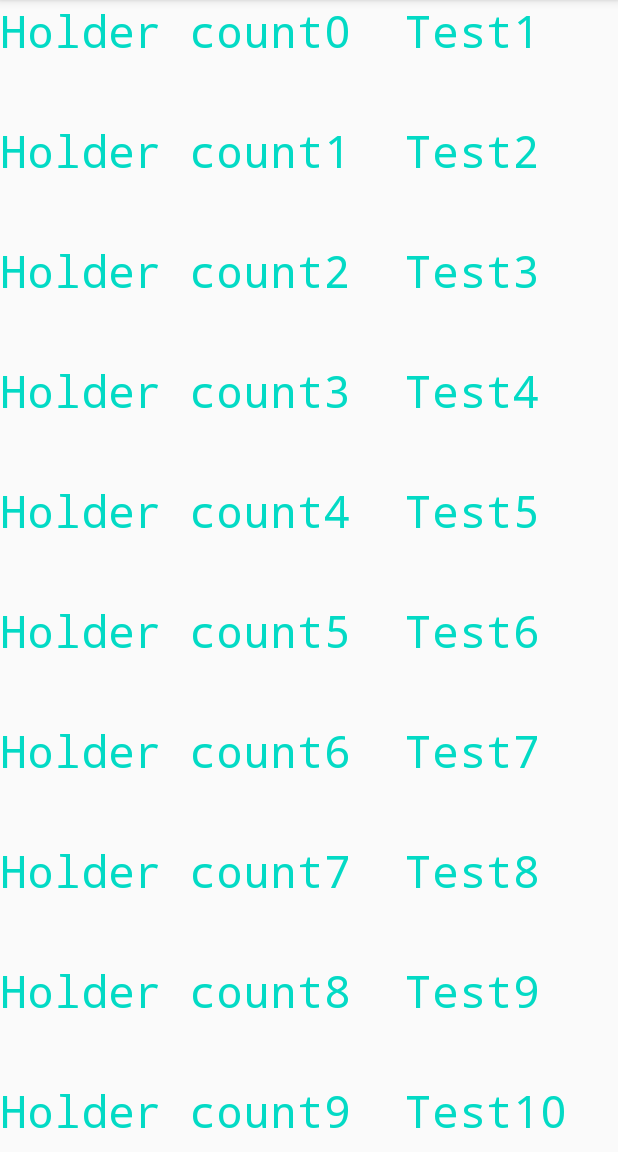
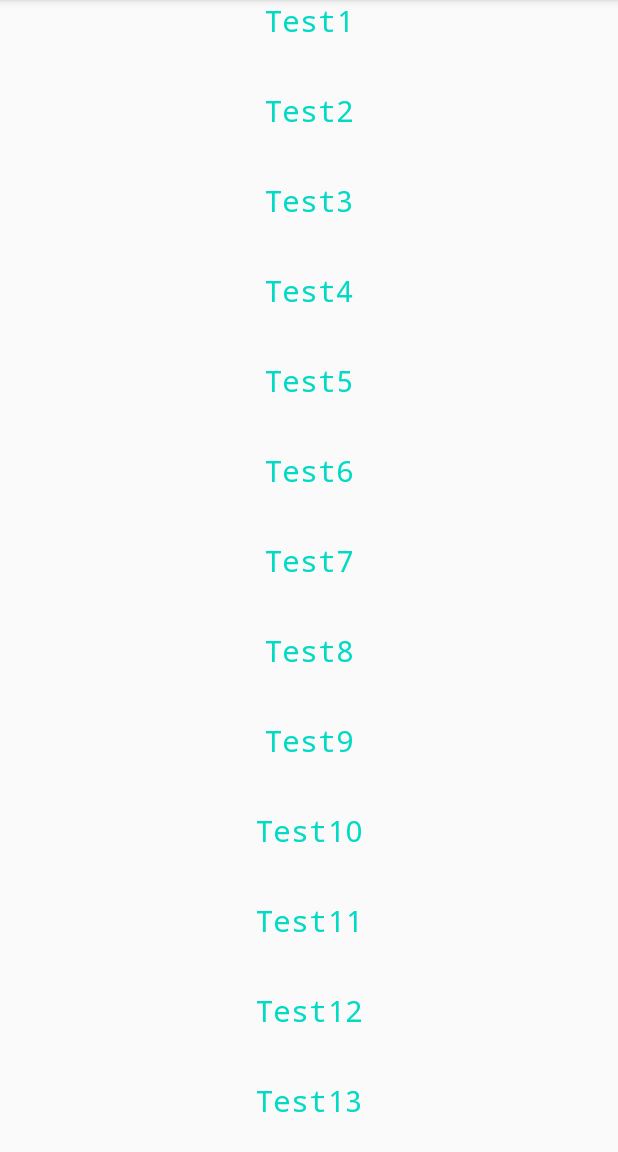
Before and after one commit to CODER591/ExamApplication, an Android app: the screen it shows after launch (MainActivity), on a phone screen of 412 x 824 dp, the part 84-1236 px from its top. Run offline under Robolectric (Android 15) with nearby library versions, the phone set to English and light mode, and no system bars.

Commit message:
Fixed test displaying on screen

```diff
--- a/app/src/main/java/com/example/testsapplication/testmanager/ShowTestAdapter.java
+++ b/app/src/main/java/com/example/testsapplication/testmanager/ShowTestAdapter.java
@@ -33,14 +33,14 @@ public class ShowTestAdapter  extends RecyclerView.Adapter<ShowTestAdapter.TestV
         LayoutInflater inflater = LayoutInflater.from(context);
         View view =inflater.inflate(layoutId,parent,false);
         TestViewHolder viewHolder = new TestViewHolder(view);
-        viewHolder.viewHolderIndex.setText("Holder count"+String.valueOf(viewHolderCount)+"  "+test_names.get(viewHolderCount)); //would be there any crashes???
+       // viewHolder.viewHolderIndex.setText("Holder count"+String.valueOf(viewHolderCount)+"  "+test_names.get(viewHolderCount));
         viewHolderCount++;
         return viewHolder;
     }
 
     @Override
     public void onBindViewHolder(@NonNull TestViewHolder holder, int position) {
-       //     holder.bind(position);
+           holder.bind(position);
     }
 
     @Override
@@ -51,14 +51,15 @@ public class ShowTestAdapter  extends RecyclerView.Adapter<ShowTestAdapter.TestV
     class TestViewHolder extends RecyclerView.ViewHolder {
 
         TextView viewHolderIndex;
-
+        TextView listItemTestView;
         public TestViewHolder(View itemView) {
             super(itemView);
             viewHolderIndex = itemView.findViewById(R.id.tv_view_holder_number);
-
+            listItemTestView = itemView.findViewById(R.id.tv_number_item);
         }
         void bind(int listIndex) {
-         //   listItemNumberView.setText(String.valueOf(listIndex));
+            //listItemTestView.setText(test_names.get(listIndex));
+            viewHolderIndex.setText(test_names.get(listIndex));
         }
     }
 
--- a/app/src/main/res/layout/test_list_item.xml
+++ b/app/src/main/res/layout/test_list_item.xml
@@ -4,13 +4,21 @@
     android:layout_height="wrap_content">
 
     <TextView
+        android:id="@+id/tv_number_item"
+        style="@style/TextAppearance.AppCompat.Title"
+        android:layout_width="wrap_content"
+        android:layout_height="60dp"
+        android:layout_gravity="center_vertical|start"
+        android:fontFamily="monospace"
+        android:textSize="50dp"
+        />
+    <TextView
         android:id="@+id/tv_view_holder_number"
         style="@style/TextAppearance.AppCompat.Title"
         android:layout_width="wrap_content"
-        android:layout_height="80dp"
-        android:layout_gravity="center_vertical|start"
+        android:layout_height="60dp"
+        android:layout_gravity="center_vertical|center"
         android:fontFamily="monospace"
-        android:textSize="30sp"
         android:textColor="@color/colorAccent"
 
         />
```
